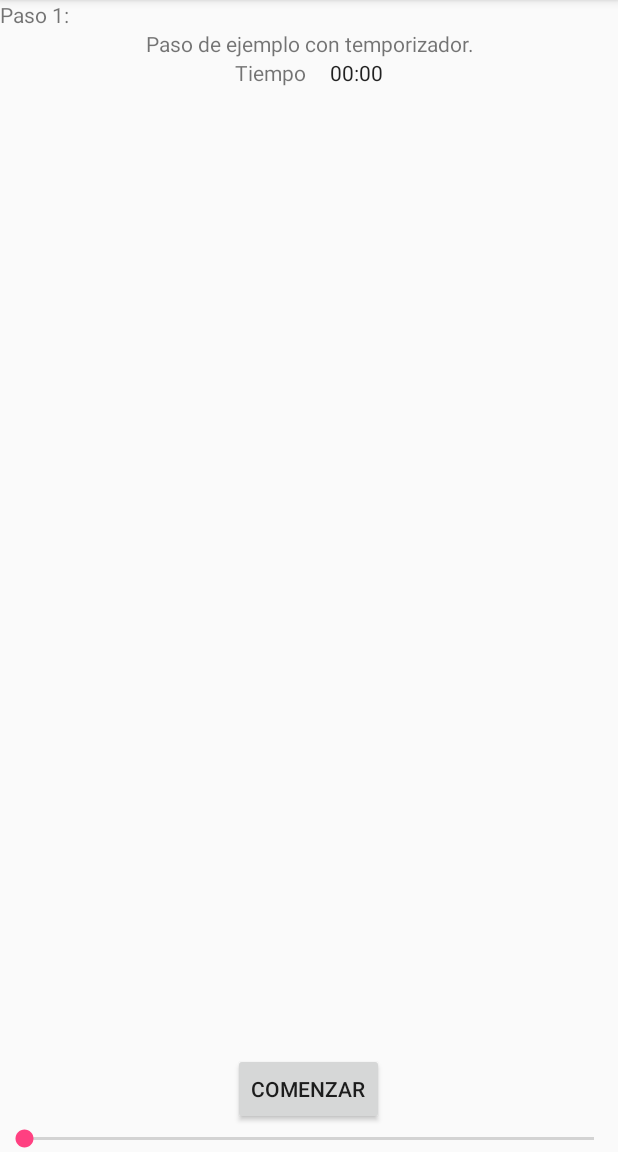
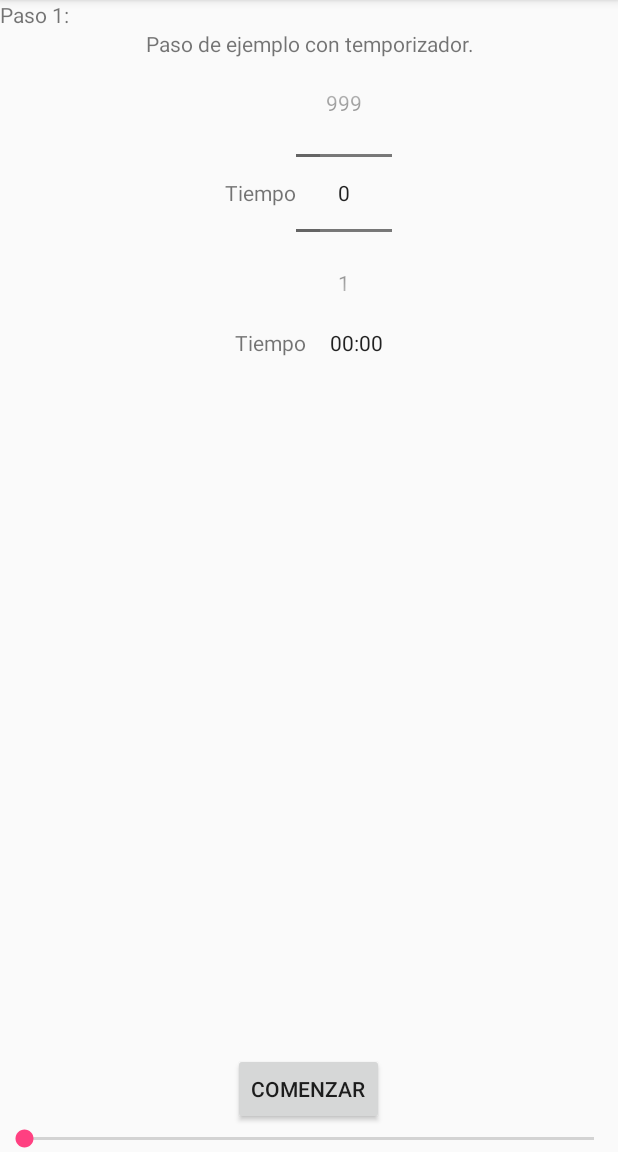
Before and after one commit to juanfel/YACA, an Android app: the RecipeDetailActivity screen opened directly, with no data from a screen before it, on a phone screen of 412 x 824 dp, the part 84-1236 px from its top. Run offline under Robolectric (Android 15) with nearby library versions, the phone set to English and light mode, and no system bars.

Commit message:
Permite seleccionar el temporizador mediante un numberpicker.

```diff
--- a/app/src/main/java/com/juanfel/yaca/RecipeDetailActivity.java
+++ b/app/src/main/java/com/juanfel/yaca/RecipeDetailActivity.java
@@ -9,6 +9,7 @@ import android.view.MenuItem;
 import android.view.View;
 import android.widget.Button;
 import android.widget.Chronometer;
+import android.widget.EditText;
 import android.widget.NumberPicker;
 import android.widget.ProgressBar;
 import android.widget.SeekBar;
@@ -30,6 +31,16 @@ public class RecipeDetailActivity extends AppCompatActivity {
 
         final Button botonCronometro = (Button)findViewById(R.id.timer_button);
         final Chronometer chronometer = (Chronometer)findViewById(R.id.timer_seconds);
+        final NumberPicker numberPicker = (NumberPicker)findViewById(R.id.timer_total_seconds);
+
+        numberPicker.setMaxValue(999);
+        numberPicker.setMinValue(0);
+        numberPicker.setOnValueChangedListener(new NumberPicker.OnValueChangeListener() {
+            @Override
+            public void onValueChange(NumberPicker picker, int oldVal, int newVal) {
+                time_to_end = newVal;
+            }
+        });
 
         chronometer.setOnChronometerTickListener(new Chronometer.OnChronometerTickListener() {
             @Override
--- a/app/src/main/res/layout/activity_recipe_detail.xml
+++ b/app/src/main/res/layout/activity_recipe_detail.xml
@@ -30,6 +30,27 @@
             android:gravity="center"
             android:text="Paso de ejemplo con temporizador."
            />
+
+        <RelativeLayout
+            android:layout_width="wrap_content"
+            android:layout_height="wrap_content"
+            android:layout_gravity="center">
+            <TextView
+                android:id="@+id/timer_total_label"
+                android:layout_width="wrap_content"
+                android:layout_height="wrap_content"
+                android:text="Tiempo"
+                android:layout_centerVertical="true"
+                />
+
+            <NumberPicker
+                android:id="@+id/timer_total_seconds"
+                android:layout_width="wrap_content"
+                android:layout_height="wrap_content"
+                android:paddingLeft="@dimen/fab_margin"
+                android:layout_toEndOf="@id/timer_total_label" />
+
+        </RelativeLayout>
         <RelativeLayout
             android:layout_width="wrap_content"
             android:layout_height="wrap_content"
```
